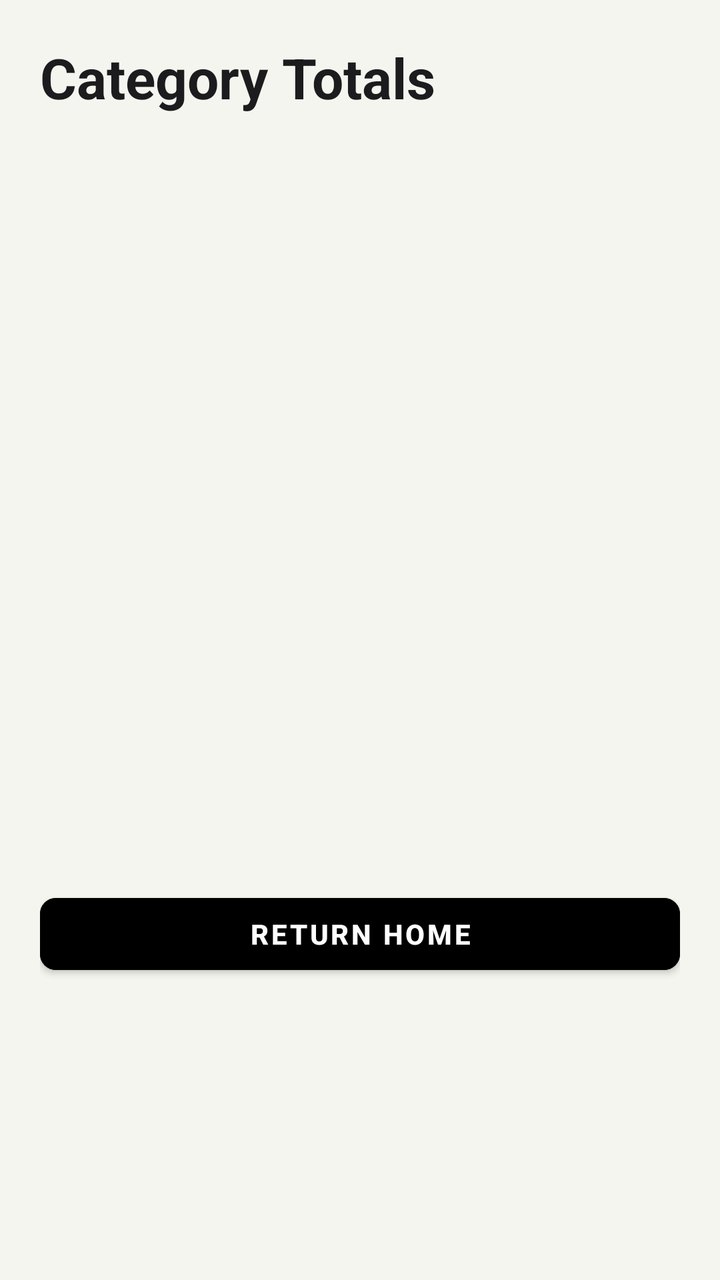
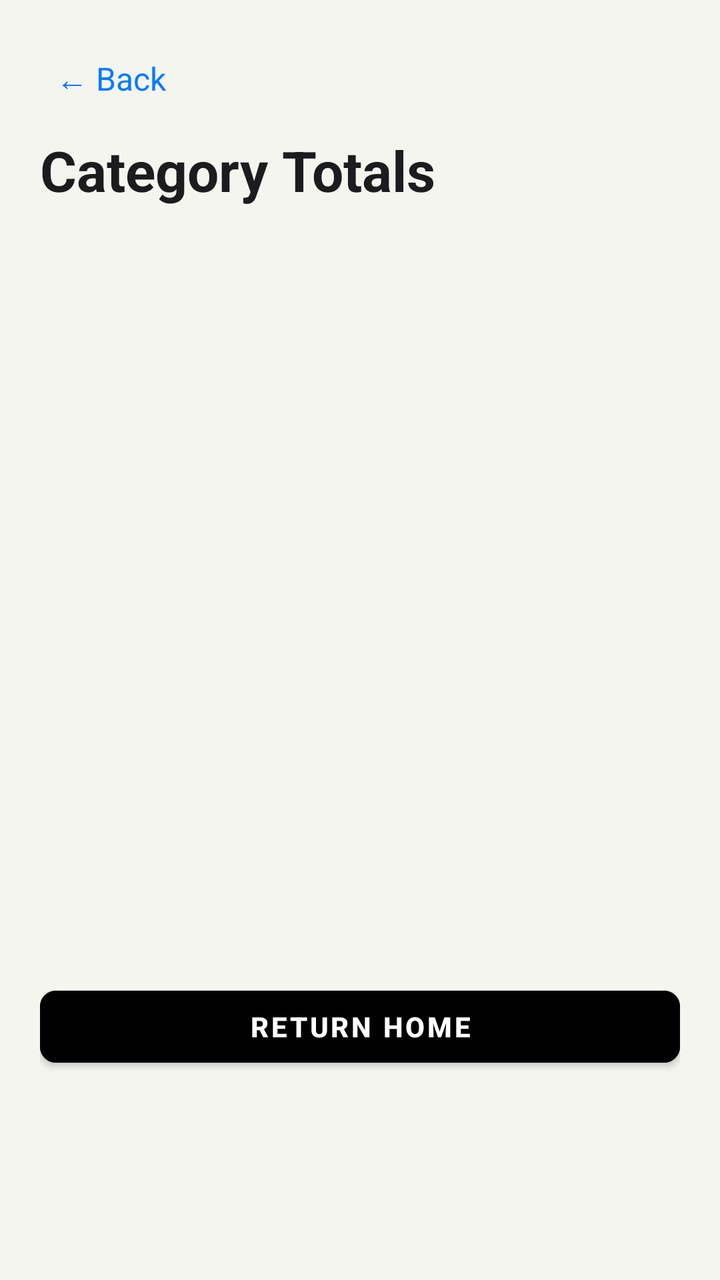

Two renders of the same Android screen: before a commit and after it. Below are the layout's source before the change and the commit's diff.
<!-- AndroidManifest.xml: application theme Theme.HarmonieBudget -->
<!-- res/layout/activity_category_total.xml -->
<?xml version="1.0" encoding="utf-8"?>
<LinearLayout
    xmlns:android="http://schemas.android.com/apk/res/android"
    android:layout_width="match_parent"
    android:layout_height="match_parent"
    android:orientation="vertical"
    android:background="@color/background_light">

    <ScrollView
        android:layout_width="match_parent"
        android:layout_height="match_parent"
        android:fillViewport="true"
        android:scrollbars="vertical">

        <LinearLayout
            android:layout_width="match_parent"
            android:layout_height="wrap_content"
            android:orientation="vertical"
            android:padding="20dp"
            android:paddingBottom="32dp">

            <TextView
                android:id="@+id/tv_title"
                android:layout_width="wrap_content"
                android:layout_height="wrap_content"
                android:text="@string/category_totals_title"
                android:textColor="@color/text_primary_light"
                android:textSize="28sp"
                android:textStyle="bold"
                android:layout_marginBottom="8dp" />

            
            <FrameLayout
                android:id="@+id/pie_container"
                android:layout_width="match_parent"
                android:layout_height="300dp"
                android:layout_marginTop="16dp"
                android:layout_marginBottom="16dp" />

            
            <TextView
                android:id="@+id/tv_totals"
                android:layout_width="match_parent"
                android:layout_height="wrap_content"
                android:textColor="@color/text_primary_light"
                android:textSize="16sp"
                android:layout_marginBottom="16dp" />

            
            <Button
                android:id="@+id/btn_return_home"
                style="@style/StandardButton"
                android:layout_width="match_parent"
                android:layout_height="48dp"
                android:layout_marginTop="8dp"
                android:text="@string/return_home" />

        </LinearLayout>
    </ScrollView>
</LinearLayout>
<!-- resources referenced by this layout -->
<resources>
  <color name="background_light">#F5F5F0</color>
  <color name="text_primary_light">#1C1C1E</color>
  <string name="category_totals_title">Category Totals</string>
  <string name="return_home">Return Home</string>
  <style name="StandardButton" parent="Widget.MaterialComponents.Button">
          <item name="android:backgroundTint">@color/button_background_standard</item>
          <item name="android:textColor">@color/button_text_standard</item>
          <item name="android:textSize">14sp</item>
          <item name="android:textStyle">bold</item>
          <item name="android:minHeight">48dp</item>
          <item name="android:minWidth">0dp</item>
          <item name="android:paddingStart">16dp</item>
          <item name="android:paddingEnd">16dp</item>
          <item name="cornerRadius">8dp</item>
      </style>
  <style name="Theme.HarmonieBudget" parent="Theme.MaterialComponents.DayNight.NoActionBar">
  
          <item name="colorPrimary">@color/purple_500</item>
          <item name="colorPrimaryVariant">@color/purple_700</item>
          <item name="colorSecondary">@color/teal_200</item>
  
          <item name="android:windowBackground">@color/background_light</item>
  
          
          <item name="android:textColor">@color/text_primary_light</item>
          <item name="android:textColorPrimary">@color/text_primary_light</item>
          <item name="android:textColorSecondary">@color/text_secondary_light</item>
          <item name="android:textColorHint">@color/text_hint_light</item>
  
          <item name="colorControlNormal">@color/text_secondary_light</item>
          <item name="colorControlActivated">@color/accent_blue</item>
          <item name="colorButtonNormal">@color/button_background_standard</item>
  
          <item name="cardViewStyle">@style/CardViewLight</item>
  
      </style>
  <color name="button_background_standard">#000000</color>
  <color name="button_text_standard">#FFFFFF</color>
  <color name="purple_500">#FF6200EE</color>
  <color name="purple_700">#FF3700B3</color>
  <color name="teal_200">#FF03DAC5</color>
  <color name="text_secondary_light">#8E8E93</color>
  <color name="text_hint_light">#C7C7CC</color>
  <color name="accent_blue">#007AFF</color>
  <style name="CardViewLight" parent="CardView">
          <item name="cardBackgroundColor">@color/surface_light</item>
          <item name="cardElevation">1dp</item>
          <item name="cardCornerRadius">12dp</item>
      </style>
  <color name="surface_light">#FFFFFF</color>
</resources>

<!-- the commit's change to res/layout/activity_category_total.xml (unified diff, before → after) -->
@@ -18,6 +18,19 @@
             android:orientation="vertical"
             android:padding="20dp"
             android:paddingBottom="32dp">
+
+            
+            <TextView
+                android:id="@+id/iv_back_arrow"
+                android:layout_width="wrap_content"
+                android:layout_height="wrap_content"
+                android:text="@string/back_arrow"
+                android:textSize="16sp"
+                android:textColor="@color/accent_blue"
+                android:padding="8dp"
+                android:layout_marginBottom="8dp"
+                android:clickable="true"
+                android:focusable="true" />
 
             <TextView
                 android:id="@+id/tv_title"
<!-- resource entries referenced after the edit -->
@@ -2,6 +2,7 @@
 <resources>
   <color name="background_light">#F5F5F0</color>
   <color name="text_primary_light">#1C1C1E</color>
+  <string name="back_arrow">← Back</string>
   <string name="category_totals_title">Category Totals</string>
   <string name="return_home">Return Home</string>
   <style name="StandardButton" parent="Widget.MaterialComponents.Button">
